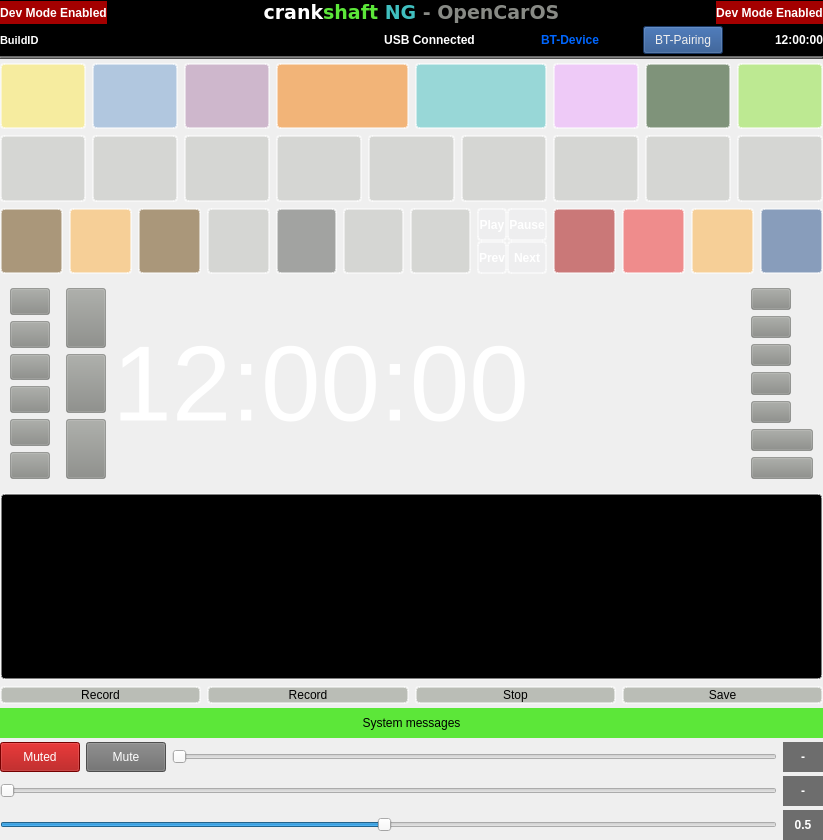
This is src/autoapp/UI/mainwindow.ui in arash-rasouli/openauto as Qt 5 draws it before an edit. The edited form follows.
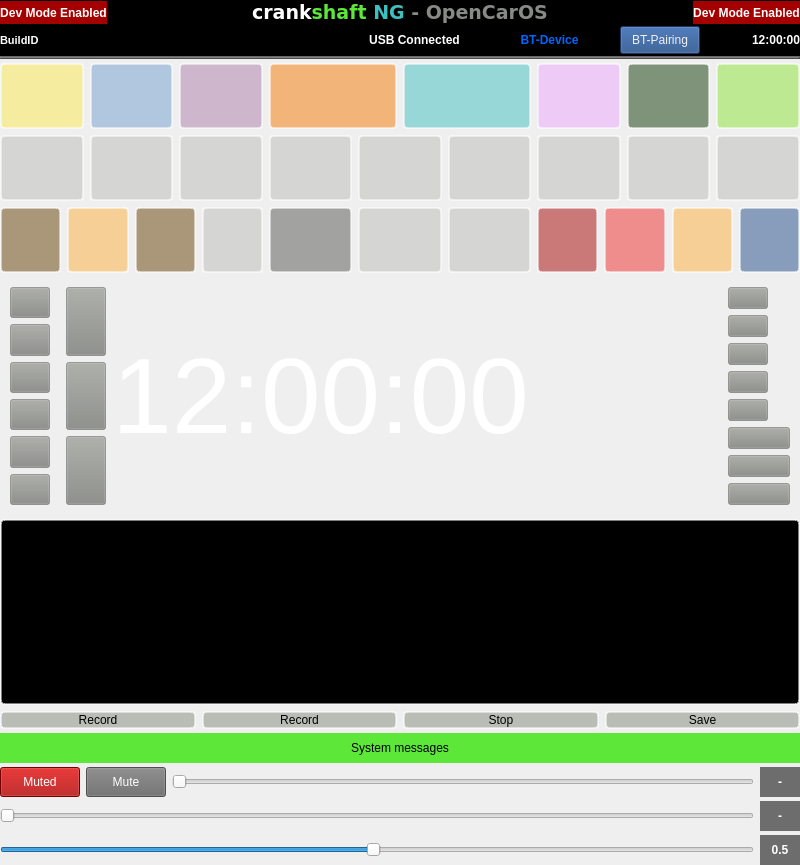
This is the edited form. Icons and pictures are not drawn.

Diff of the .ui file:
```diff
--- a/src/autoapp/UI/mainwindow.ui
+++ b/src/autoapp/UI/mainwindow.ui
@@ -6,8 +6,8 @@
    <rect>
     <x>0</x>
     <y>0</y>
-    <width>823</width>
-    <height>840</height>
+    <width>800</width>
+    <height>865</height>
    </rect>
   </property>
   <property name="sizePolicy">
@@ -1133,133 +1133,6 @@
            </property>
           </widget>
          </item>
-         <item>
-          <widget class="QWidget" name="btControlWidget" native="true">
-           <property name="sizePolicy">
-            <sizepolicy hsizetype="Expanding" vsizetype="Expanding">
-             <horstretch>0</horstretch>
-             <verstretch>0</verstretch>
-            </sizepolicy>
-           </property>
-           <layout class="QGridLayout" name="gridLayout">
-            <property name="leftMargin">
-             <number>0</number>
-            </property>
-            <property name="topMargin">
-             <number>0</number>
-            </property>
-            <property name="rightMargin">
-             <number>0</number>
-            </property>
-            <property name="bottomMargin">
-             <number>0</number>
-            </property>
-            <property name="spacing">
-             <number>0</number>
-            </property>
-            <item row="0" column="0">
-             <widget class="QPushButton" name="pushButtonBTPlay">
-              <property name="sizePolicy">
-               <sizepolicy hsizetype="Expanding" vsizetype="Expanding">
-                <horstretch>0</horstretch>
-                <verstretch>0</verstretch>
-               </sizepolicy>
-              </property>
-              <property name="font">
-               <font>
-                <weight>75</weight>
-                <bold>true</bold>
-               </font>
-              </property>
-              <property name="styleSheet">
-               <string notr="true">background-color: rgba(114, 159, 207, 0.01);
-border-radius: 4px;
-border: 2px solid rgba(255,255,255,0.5);
-color: rgb(255, 255, 255);</string>
-              </property>
-              <property name="text">
-               <string>Play</string>
-              </property>
-             </widget>
-            </item>
-            <item row="0" column="1">
-             <widget class="QPushButton" name="pushButtonBTPause">
-              <property name="sizePolicy">
-               <sizepolicy hsizetype="Expanding" vsizetype="Expanding">
-                <horstretch>0</horstretch>
-                <verstretch>0</verstretch>
-               </sizepolicy>
-              </property>
-              <property name="font">
-               <font>
-                <weight>75</weight>
-                <bold>true</bold>
-               </font>
-              </property>
-              <property name="styleSheet">
-               <string notr="true">background-color: rgba(114, 159, 207, 0.01);
-border-radius: 4px;
-border: 2px solid rgba(255,255,255,0.5);
-color: rgb(255, 255, 255);</string>
-              </property>
-              <property name="text">
-               <string>Pause</string>
-              </property>
-             </widget>
-            </item>
-            <item row="1" column="0">
-             <widget class="QPushButton" name="pushButtonBTPrev">
-              <property name="sizePolicy">
-               <sizepolicy hsizetype="Expanding" vsizetype="Expanding">
-                <horstretch>0</horstretch>
-                <verstretch>0</verstretch>
-               </sizepolicy>
-              </property>
-              <property name="font">
-               <font>
-                <weight>75</weight>
-                <bold>true</bold>
-               </font>
-              </property>
-              <property name="styleSheet">
-               <string notr="true">background-color: rgba(114, 159, 207, 0.01);
-border-radius: 4px;
-border: 2px solid rgba(255,255,255,0.5);
-color: rgb(255, 255, 255);</string>
-              </property>
-              <property name="text">
-               <string>Prev</string>
-              </property>
-             </widget>
-            </item>
-            <item row="1" column="1">
-             <widget class="QPushButton" name="pushButtonBTNext">
-              <property name="sizePolicy">
-               <sizepolicy hsizetype="Expanding" vsizetype="Expanding">
-                <horstretch>0</horstretch>
-                <verstretch>0</verstretch>
-               </sizepolicy>
-              </property>
-              <property name="font">
-               <font>
-                <weight>75</weight>
-                <bold>true</bold>
-               </font>
-              </property>
-              <property name="styleSheet">
-               <string notr="true">background-color: rgba(114, 159, 207, 0.01);
-border-radius: 4px;
-border: 2px solid rgba(255,255,255,0.5);
-color: rgb(255, 255, 255);</string>
-              </property>
-              <property name="text">
-               <string>Next</string>
-              </property>
-             </widget>
-            </item>
-           </layout>
-          </widget>
-         </item>
         </layout>
        </item>
        <item row="0" column="1">
@@ -1892,6 +1765,28 @@
                 </property>
                </widget>
               </item>
+              <item>
+               <widget class="QPushButton" name="pushButtonDummyClassic3">
+                <property name="sizePolicy">
+                 <sizepolicy hsizetype="Fixed" vsizetype="Expanding">
+                  <horstretch>0</horstretch>
+                  <verstretch>0</verstretch>
+                 </sizepolicy>
+                </property>
+                <property name="minimumSize">
+                 <size>
+                  <width>62</width>
+                  <height>0</height>
+                 </size>
+                </property>
+                <property name="styleSheet">
+                 <string notr="true">background-color: rgba(136, 138, 133, 0.5);</string>
+                </property>
+                <property name="text">
+                 <string/>
+                </property>
+               </widget>
+              </item>
              </layout>
             </widget>
            </item>
```
Left out of the diff: 4 changed lines with no effect on the pictures.
